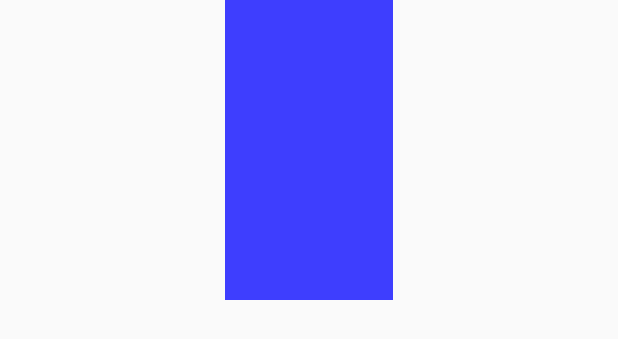
After one commit to FioneraGH/AndroidDemo, an Android app: the layout fragment_home_page.xml on its own in the app's theme, with its tools: preview values and no code run, on a phone screen of 412 x 824 dp. The commit adds this screen. Shown: the top 339 px of the screen. Run offline under Robolectric (Android 15) with nearby library versions, the phone set to English and light mode, and no system bars.

Commit message:
add a home post viewpager with cilpChildren=false

```diff
--- a/app/src/main/java/com/fionera/wechatdemo/MainActivity.java
+++ b/app/src/main/java/com/fionera/wechatdemo/MainActivity.java
@@ -22,6 +22,7 @@ import android.widget.LinearLayout;
 import android.widget.Toast;
 
 import com.fionera.wechatdemo.fragment.BitmapUtilFragment;
+import com.fionera.wechatdemo.fragment.HomePageFragment;
 import com.fionera.wechatdemo.fragment.RadioGroupFragment;
 import com.fionera.wechatdemo.fragment.TabLayoutFragment;
 import com.fionera.wechatdemo.view.ChangableTabView;
@@ -69,12 +70,15 @@ public class MainActivity extends FragmentActivity implements View.OnClickListen
             } else if (2 == count) {
                 BitmapUtilFragment bitmapUtilFragment = new BitmapUtilFragment();
                 views.add(bitmapUtilFragment);
-            } else {
+            } else if (1 == count) {
                 TabLayoutFragment tabLayoutFragment = new TabLayoutFragment();
                 Bundle bundle = new Bundle();
                 bundle.putString(TabLayoutFragment.TITLE, title);
                 tabLayoutFragment.setArguments(bundle);
                 views.add(tabLayoutFragment);
+            } else {
+                HomePageFragment homePageFragment = new HomePageFragment();
+                views.add(homePageFragment);
             }
             count++;
         }
--- a/app/src/main/res/layout/activity_matrix.xml
+++ b/app/src/main/res/layout/activity_matrix.xml
@@ -23,20 +23,20 @@
         android:layout_width="100dp"
         android:layout_height="100dp"
         android:layout_marginTop="10dp"
-        android:src="@mipmap/iv_test"/>
+        android:src="@drawable/iv_test"/>
 
     <com.fionera.wechatdemo.view.TopCropImageView
         android:id="@+id/ivTest4"
         android:layout_width="100dp"
         android:layout_height="60dp"
         android:layout_marginTop="10dp"
-        android:src="@mipmap/iv_test"/>
+        android:src="@drawable/iv_test"/>
 
     <com.fionera.wechatdemo.view.TopCropImageView
         android:id="@+id/ivTest5"
         android:layout_width="60dp"
         android:layout_height="100dp"
         android:layout_marginTop="10dp"
-        android:src="@mipmap/iv_test"/>
+        android:src="@drawable/iv_test"/>
 
 </LinearLayout>
--- /dev/null
+++ b/app/src/main/res/layout/fragment_home_page.xml
@@ -0,0 +1,20 @@
+<?xml version="1.0" encoding="utf-8"?>
+<LinearLayout
+    xmlns:android="http://schemas.android.com/apk/res/android"
+    android:id="@+id/lv_home_root"
+    android:layout_width="match_parent"
+    android:layout_height="match_parent"
+    android:clipChildren="false"
+    android:orientation="vertical">
+
+    <com.fionera.wechatdemo.view.ClipViewPager
+        android:id="@+id/vp_home_circle"
+        android:layout_width="match_parent"
+        android:background="#c00000ff"
+        android:layout_height="200dp"
+        android:overScrollMode="never"
+        android:layout_marginLeft="150dp"
+        android:layout_marginRight="150dp"
+        android:clipChildren="false"/>
+
+</LinearLayout>
--- a/app/src/main/res/layout/lv_chat_msg_left_item.xml
+++ b/app/src/main/res/layout/lv_chat_msg_left_item.xml
@@ -35,7 +35,7 @@
             android:layout_alignParentStart="true"
             android:layout_alignParentTop="true"
             android:focusable="false"
-            android:src="@mipmap/ic_chat_head"/>
+            android:src="@drawable/ic_chat_head"/>
 
         <TextView
             android:id="@+id/tv_chatcontent"
--- a/app/src/main/res/layout/lv_chat_msg_right_item.xml
+++ b/app/src/main/res/layout/lv_chat_msg_right_item.xml
@@ -35,7 +35,7 @@
             android:layout_alignParentEnd="true"
             android:layout_alignParentTop="true"
             android:focusable="false"
-            android:src="@mipmap/ic_chat_head"/>
+            android:src="@drawable/ic_chat_head"/>
 
         <TextView
             android:id="@+id/tv_chatcontent"
```
Also changed, not shown: app/src/main/java/com/fionera/wechatdemo/fragment/HomePageFragment.java (added, +78 -0 lines), app/src/main/java/com/fionera/wechatdemo/util/PageTransformer.java (added, +35 -0 lines), app/src/main/java/com/fionera/wechatdemo/view/ClipViewPager.java (added, +56 -0 lines), app/src/main/res/layout/vp_post_pager_item.xml (added, +14 -0 lines), app/src/main/res/drawable-xxhdpi/ic_chat_head.png (renamed from app/src/main/res/mipmap-xhdpi/ic_chat_head.png), app/src/main/res/drawable-xxhdpi/iv_test.png (renamed from app/src/main/res/mipmap-xhdpi/iv_test.png).
